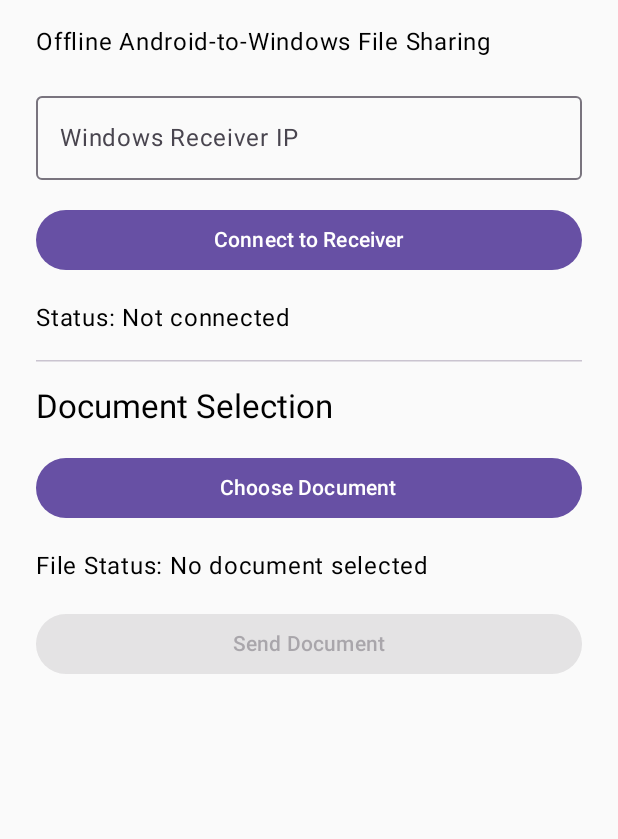
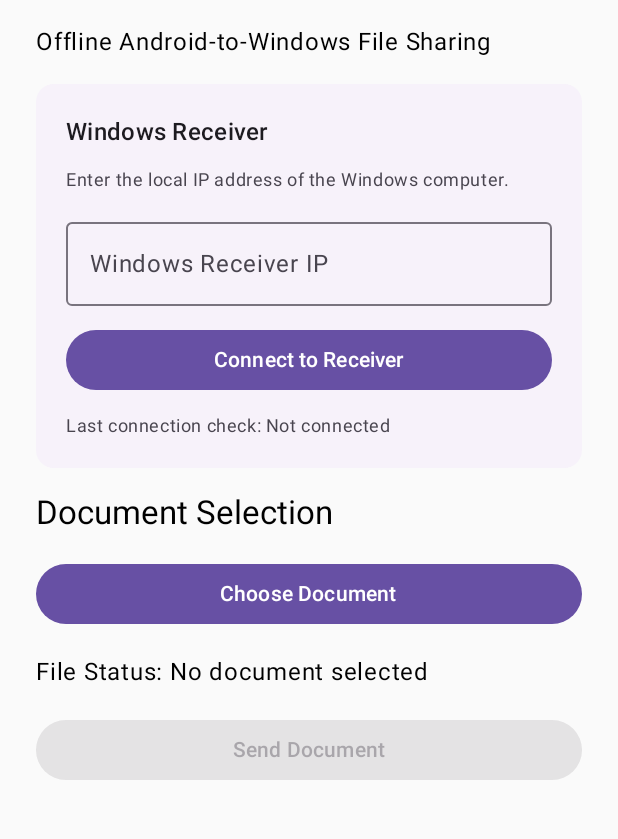
Before and after one commit to monkozen/PrintLink, an Android app built with Jetpack Compose: the screen it shows after launch (MainActivity), on a phone screen of 412 x 824 dp, the part 90-929 px from its top. Run offline under Robolectric (Android 15) with nearby library versions, the phone set to English and light mode, and no system bars.

Commit message:
feat(android): refine receiver connection card layout

```diff
--- a/android-app/app/src/main/java/com/example/printlink/MainActivity.kt
+++ b/android-app/app/src/main/java/com/example/printlink/MainActivity.kt
@@ -12,6 +12,8 @@ import androidx.activity.compose.setContent
 import androidx.activity.compose.rememberLauncherForActivityResult
 import androidx.activity.result.contract.ActivityResultContracts
 import androidx.compose.foundation.layout.*
+import androidx.compose.foundation.rememberScrollState
+import androidx.compose.foundation.verticalScroll
 import androidx.compose.material3.*
 import androidx.compose.runtime.*
 import androidx.compose.runtime.saveable.rememberSaveable
@@ -161,6 +163,7 @@ class MainActivity : ComponentActivity() {
                 Column(
                     modifier = Modifier
                         .fillMaxSize()
+                        .verticalScroll(rememberScrollState())
                         .padding(24.dp),
                     verticalArrangement =
                         Arrangement.spacedBy(16.dp)
@@ -174,10 +177,30 @@ class MainActivity : ComponentActivity() {
                     Text(
                         text = "Offline Android-to-Windows File Sharing"
                     )
+                    ElevatedCard(
+                        modifier = Modifier.fillMaxWidth()
+                    ) {
+                        Column(
+                            modifier = Modifier.padding(20.dp),
+                            verticalArrangement = Arrangement.spacedBy(12.dp)
+                        ) {
+                            Text(
+                                text = "Windows Receiver",
+                                style = MaterialTheme.typography.titleMedium
+                            )
+
+                            Text(
+                                text = "Enter the local IP address of the Windows computer.",
+                                style = MaterialTheme.typography.bodySmall,
+                                color = MaterialTheme.colorScheme.onSurfaceVariant
+                            )
 
                             OutlinedTextField(
                                 value = ipAddress,
-                        onValueChange = { ipAddress = it },
+                                onValueChange = {
+                                    ipAddress = it
+                                    connectionStatus = "Not checked"
+                                },
                                 label = {
                                     Text("Windows Receiver IP")
                                 },
@@ -229,14 +252,18 @@ class MainActivity : ComponentActivity() {
                                 )
                             }
 
-                    Text("Status: $connectionStatus")
+                            Text(
+                                text = "Last connection check: $connectionStatus",
+                                style = MaterialTheme.typography.bodySmall,
+                                color = MaterialTheme.colorScheme.onSurfaceVariant
+                            )
+                        } // Windows Receiver inner Column
+                    } // Windows Receiver ElevatedCard
 
-                    HorizontalDivider()
-
+                    // Document controls belong to the main, scrollable Column.
                     Text(
                         text = "Document Selection",
-                        style =
-                            MaterialTheme.typography.titleLarge
+                        style = MaterialTheme.typography.titleLarge
                     )
 
                     Button(
```
Lines whose indentation alone changed are shown as unchanged.
